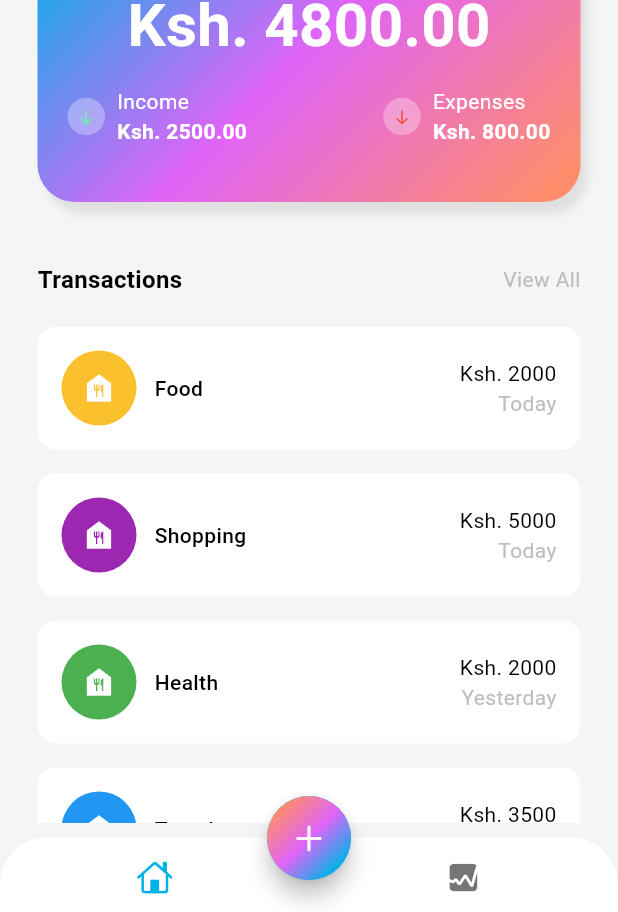
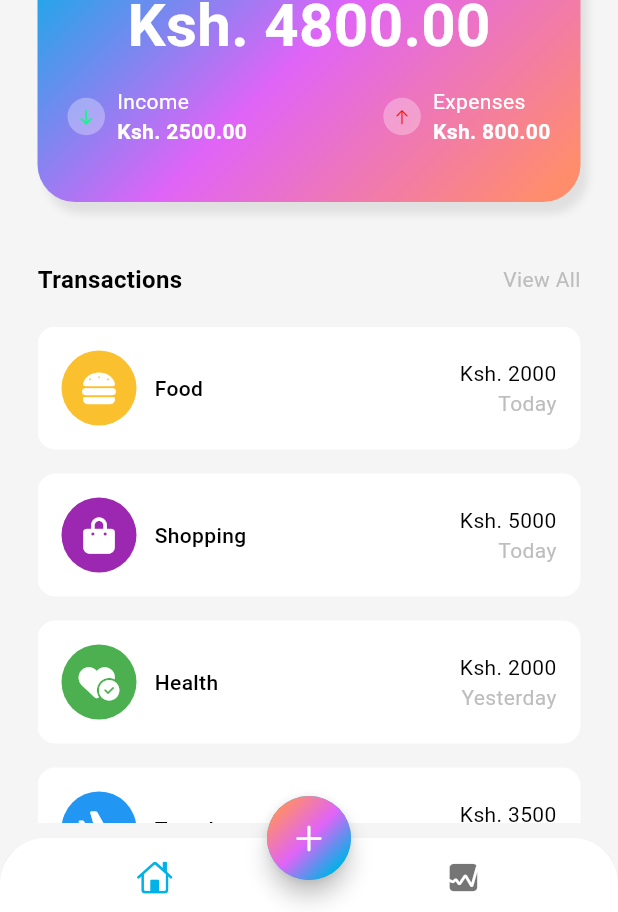
Before and after one commit to StaticBuilder/PERSONAL_FINANCE_TRACKER, a Flutter app: the screen it shows after launch, on a phone screen of 412 x 824 dp. Shown: the part 311-1223 px from the top of the screen. Run offline on Flutter 3.47's test engine with Material 3 defaults, Android fonts, the phone set to English and light mode, and no system bars; our stand-ins replace font_awesome_flutter.

Commit message:
Adjusted The Icons to match waht was in the data file (1:11:46)

```diff
--- a/finance_tracker_app/lib/data/data.dart
+++ b/finance_tracker_app/lib/data/data.dart
@@ -29,5 +29,33 @@ List<Map<String, dynamic>> transactionsData = [
     'name': 'Travel',
     'totalAmount': 'Ksh. 3500',
     'date': 'Yesterday',
+  },
+  {
+    'icon': const FaIcon(FontAwesomeIcons.burger, color: Colors.white),
+    'color': Colors.yellow[700],
+    'name': 'Food',
+    'totalAmount': 'Ksh. 2000',
+    'date': 'Today',
+  },
+  {
+    'icon': const FaIcon(FontAwesomeIcons.bagShopping, color: Colors.white),
+    'color': Colors.purple,
+    'name': 'Shopping',
+    'totalAmount': 'Ksh. 5000',
+    'date': 'Today',
+  },
+  {
+    'icon': const FaIcon(FontAwesomeIcons.heartCircleCheck, color: Colors.white),
+    'color': Colors.green,
+    'name': 'Health',
+    'totalAmount': 'Ksh. 2000',
+    'date': 'Yesterday',
+  },
+  {
+    'icon': const FaIcon(FontAwesomeIcons.plane, color: Colors.white),
+    'color': Colors.blue,
+    'name': 'Travel',
+    'totalAmount': 'Ksh. 3500',
+    'date': 'Yesterday',
   }
 ];
--- a/finance_tracker_app/lib/screens/home/views/main_screen.dart
+++ b/finance_tracker_app/lib/screens/home/views/main_screen.dart
@@ -125,7 +125,7 @@ class MainScreen extends StatelessWidget {
                                 child: Icon(
                                   CupertinoIcons.arrow_down,
                                   size: 12,
-                                  color: Colors.greenAccent,
+                                  color: Color.fromARGB(255, 15, 247, 134),
                                 )
                               ),
                             ),
@@ -164,9 +164,9 @@ class MainScreen extends StatelessWidget {
                               ),
                               child: const Center(
                                 child: Icon(
-                                  CupertinoIcons.arrow_down,
+                                  CupertinoIcons.arrow_up,
                                   size: 12,
-                                  color: Colors.red,
+                                  color: Color.fromARGB(255, 244, 18, 2),
                                 )
                               ),
                             ),
@@ -257,10 +257,11 @@ class MainScreen extends StatelessWidget {
                                         shape: BoxShape.circle
                                       ),
                                     ),
-                                    const Icon(
-                                      Icons.food_bank,
-                                      color: Colors.white,
-                                    )
+                                    transactionsData[i]['icon']
+                                    // const Icon(
+                                    //   Icons.food_bank,
+                                    //   color: Colors.white,
+                                    // )
                                   ],
                                 ),
                                 const SizedBox(width: 12),
--- a/finance_tracker_app/pubspec.yaml
+++ b/finance_tracker_app/pubspec.yaml
@@ -11,6 +11,7 @@ dependencies:
     sdk: flutter
   cupertino_icons: ^1.0.8
   font_awesome_flutter: ^10.7.0
+  fl_chart: ^0.69.0
 
 dev_dependencies:
   flutter_test:
```
Also changed, not shown: finance_tracker_app/pubspec.lock.
